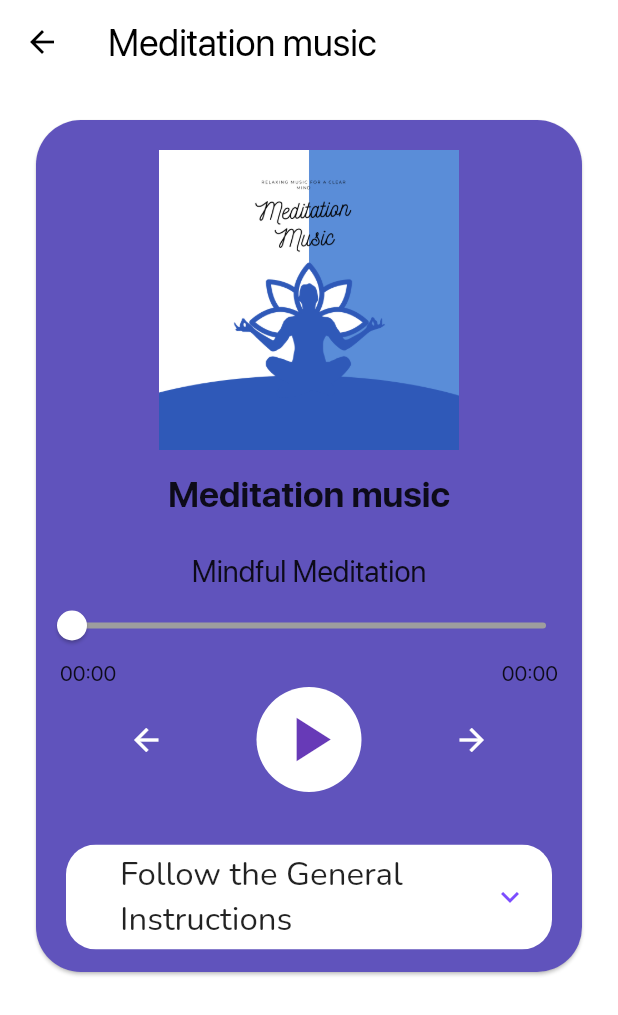
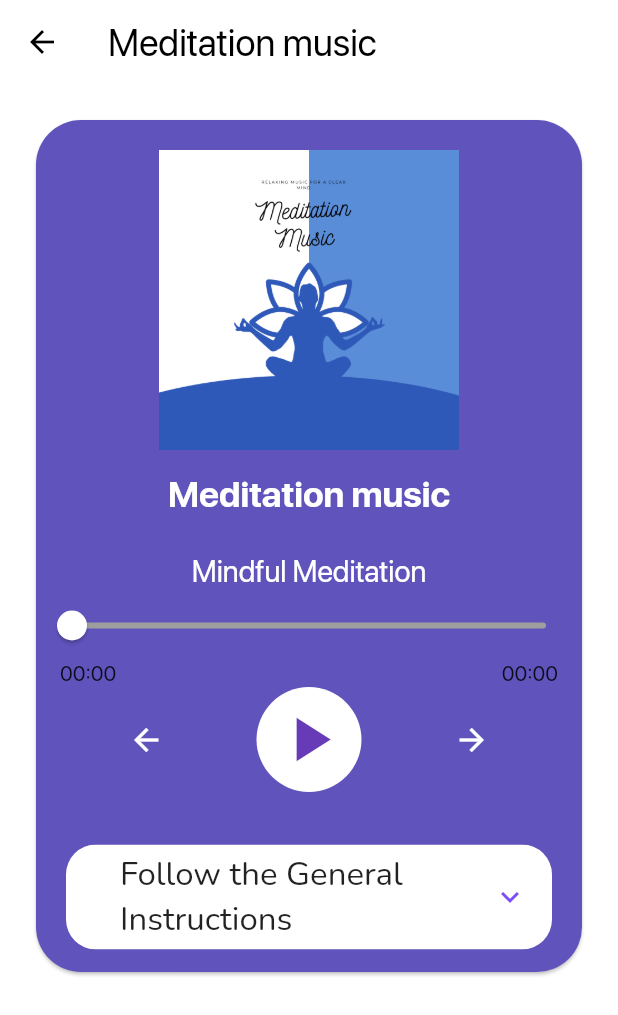
Before and after one commit to ptm0727/SihWinner, a Flutter app: the music screen opened directly, on a phone screen of 412 x 824 dp. Shown: the top 1015 px of the screen. Run offline on Flutter 3.47's test engine with Material 2 defaults, Android fonts, the phone set to English and light mode, and no system bars; our stand-ins replace audioplayers, cloud_firestore, curved_navigation_bar, firebase_auth, firebase_core, flutter_neumorphic and 5 more; missing offline and left inert: audioplayers_web, favorite_button, firebase_image; accounts and stored records are empty.

Commit message:
music page changed

```diff
--- a/lib/musicpage/music.dart
+++ b/lib/musicpage/music.dart
@@ -141,6 +141,7 @@ class _music extends State<music> {
                   style: const TextStyle(
                     fontSize: 24,
                     fontWeight: FontWeight.bold,
+                    color: Colors.white
                   ),
                 ),
                 const SizedBox(
@@ -148,7 +149,8 @@ class _music extends State<music> {
                 ),
                 Text(
                   widget.d,
-                  style: const TextStyle(fontSize: 20),
+                  style: const TextStyle(fontSize: 20
+                  ,color: Colors.white),
                 ),
                 Slider(
                   activeColor: Colors.white,
--- a/lib/news/newspage.dart
+++ b/lib/news/newspage.dart
@@ -1,7 +1,6 @@
 
 
 import 'dart:math';
-import 'package:alan_voice/alan_voice.dart';
 import 'package:cloud_firestore/cloud_firestore.dart';
 import 'package:favorite_button/favorite_button.dart';
 import 'package:firebase_auth/firebase_auth.dart';
```
